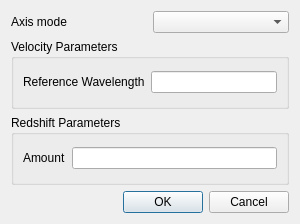
Before: the Qt Designer form pyfocal/ui/qt/uic/source/axisdialog.ui in astropy/specutils, drawn with Qt 5.
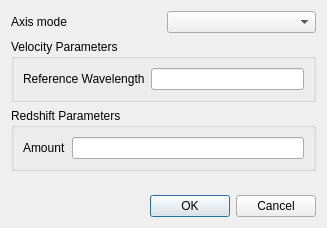
After: the same form once the commit is applied.

Diff of the .ui file:
```diff
--- a/pyfocal/ui/qt/uic/source/axisdialog.ui
+++ b/pyfocal/ui/qt/uic/source/axisdialog.ui
@@ -6,8 +6,8 @@
    <rect>
     <x>0</x>
     <y>0</y>
-    <width>300</width>
-    <height>224</height>
+    <width>327</width>
+    <height>228</height>
    </rect>
   </property>
   <property name="sizePolicy">
@@ -80,6 +80,19 @@
      </layout>
     </widget>
    </item>
+   <item>
+    <spacer name="verticalSpacer">
+     <property name="orientation">
+      <enum>Qt::Vertical</enum>
+     </property>
+     <property name="sizeHint" stdset="0">
+      <size>
+       <width>20</width>
+       <height>40</height>
+      </size>
+     </property>
+    </spacer>
+   </item>
    <item>
     <widget class="QDialogButtonBox" name="buttonBox">
      <property name="orientation">
```
Left out of the diff: 4 changed lines with no effect on the pictures.
